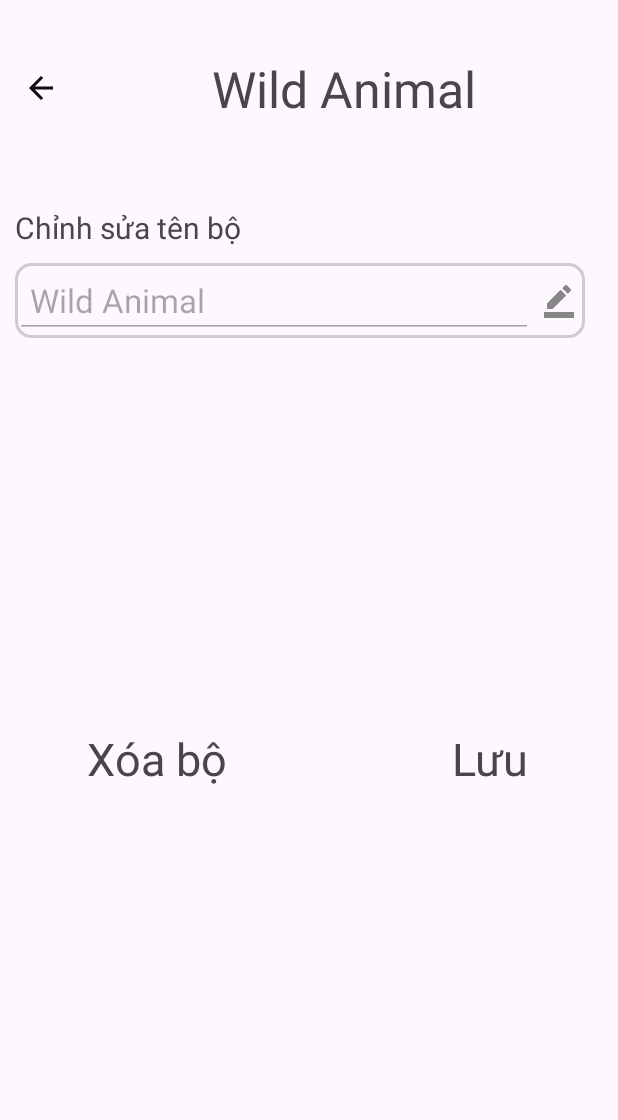
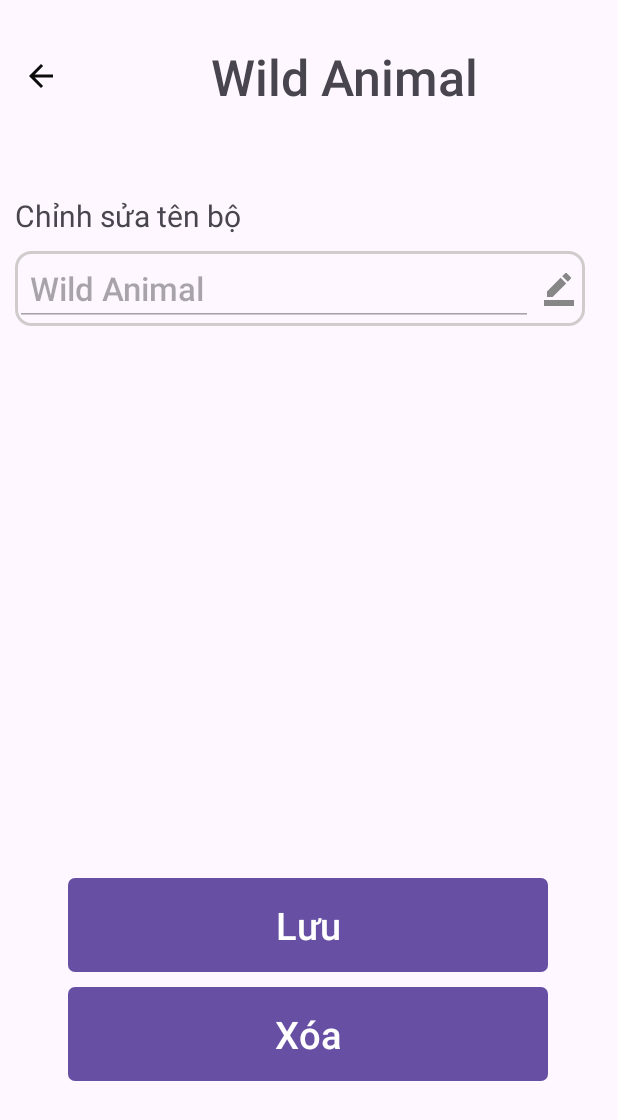
Before and after one commit to buixuanvan2147/baocaogiuakyAvengerGroup, an Android app: the EditFolderActivity screen opened directly, with no data from a screen before it, on a phone screen of 412 x 824 dp. Shown: the top 1120 px of the screen. Run offline under Robolectric (Android 15) with nearby library versions, the phone set to English and light mode, and no system bars.

Commit message:
chinh sua edit folder

```diff
--- a/app/src/main/java/com/example/baocaogiuaky/EditFolderActivity.java
+++ b/app/src/main/java/com/example/baocaogiuaky/EditFolderActivity.java
@@ -3,6 +3,7 @@ package com.example.baocaogiuaky;
 import android.content.Intent;
 import android.os.Bundle;
 import android.view.View;
+import android.widget.Button;
 import android.widget.EditText;
 import android.widget.ImageView;
 import android.widget.TextView;
@@ -47,8 +48,8 @@ public class EditFolderActivity extends AppCompatActivity {
         });
 
         // Xử lý sự kiện khi nhấn vào TextView có ID txt_deltefolder
-        TextView txt_deltefolder = findViewById(R.id.txt_deltefolder);
-        txt_deltefolder.setOnClickListener(v -> {
+        Button btn_delete_folder = findViewById(R.id.btn_delete_folder);
+        btn_delete_folder.setOnClickListener(v -> {
             // Hiển thị DeleteFolderDialogFragment dưới dạng dialog
             DeleteFolderDialogFragment dialogFragment = new DeleteFolderDialogFragment();
             dialogFragment.show(getSupportFragmentManager(), "DeleteFolderDialog");
--- a/app/src/main/res/layout/activity_edit_folder.xml
+++ b/app/src/main/res/layout/activity_edit_folder.xml
@@ -5,6 +5,7 @@
     android:id="@+id/main"
     android:layout_width="match_parent"
     android:layout_height="match_parent"
+
     tools:context=".EditFolderActivity">
 
     <!-- Label Layout -->
@@ -15,10 +16,11 @@
     <!-- Button Edit Layout -->
 
     <LinearLayout
+
         android:id="@+id/label"
         android:layout_width="0dp"
         android:layout_height="70dp"
-        android:layout_marginTop="24dp"
+        android:layout_marginTop="16dp"
         android:gravity="center_vertical"
         android:orientation="horizontal"
         app:layout_constraintEnd_toEndOf="parent"
@@ -39,7 +41,7 @@
             android:layout_width="0dp"
             android:layout_height="wrap_content"
             android:layout_weight="1"
-            android:fontFamily="sans-serif"
+            android:fontFamily="sans-serif-medium"
             android:gravity="center"
             android:text="Wild Animal"
             android:textSize="33sp" />
@@ -62,6 +64,7 @@
             android:layout_marginLeft="10dp"
             android:layout_marginBottom="10dp"
             android:text="Chỉnh sửa tên bộ"
+            android:fontFamily="sans-serif"
             android:textSize="20sp" />
 
         <LinearLayout
@@ -80,6 +83,7 @@
                 android:focusable="false"
                 android:paddingLeft="10dp"
                 android:text="Wild Animal "
+                android:fontFamily="sans-serif-medium"
                 android:textSize="22sp" />
 
             <ImageView
@@ -98,30 +102,36 @@
         android:id="@+id/btnedit"
         android:layout_width="wrap_content"
         android:layout_height="wrap_content"
-        android:layout_marginTop="260dp"
-        android:orientation="horizontal"
+        android:layout_marginTop="368dp"
+        android:gravity="center"
+        android:orientation="vertical"
         app:layout_constraintEnd_toEndOf="@+id/editnamefolder"
         app:layout_constraintHorizontal_bias="0.494"
         app:layout_constraintStart_toStartOf="parent"
         app:layout_constraintTop_toBottomOf="@+id/editnamefolder">
 
-        <TextView
-            android:id="@+id/txt_deltefolder"
-            android:layout_width="wrap_content"
+        <Button
+            android:id="@+id/btn_save_folder"
+            android:layout_width="320dp"
             android:layout_height="wrap_content"
-            android:text="Xóa bộ"
-            android:textSize="30sp" />
+            android:layout_marginBottom="10dp"
+            android:background="@drawable/search_bkg"
+            android:fontFamily="sans-serif-medium"
+            android:padding="10dp"
+            android:text="Lưu"
+            android:textSize="25sp" />
 
-        <Space
-            android:layout_width="150dp"
-            android:layout_height="0dp" />
+        <Button
+            android:id="@+id/btn_delete_folder"
+            android:layout_width="320dp"
+            android:layout_height="wrap_content"
+            android:background="@drawable/search_bkg"
+            android:fontFamily="sans-serif-medium"
+            android:padding="10dp"
+            android:text="Xóa"
+            android:textSize="25sp" />
 
-        <TextView
-            android:id="@+id/txt_savefolder"
-            android:layout_width="wrap_content"
-            android:layout_height="wrap_content"
-            android:text="Lưu"
-            android:textSize="30sp" />
+
     </LinearLayout>
 
 </androidx.constraintlayout.widget.ConstraintLayout>
```
